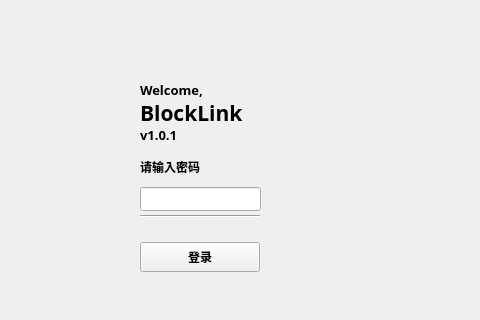
HcashOrg/hx-indicator, file lockpage.ui: the form before one commit; both pictures show x 145 to 625 and y 113 to 433 of the 960 by 580 pixel window.
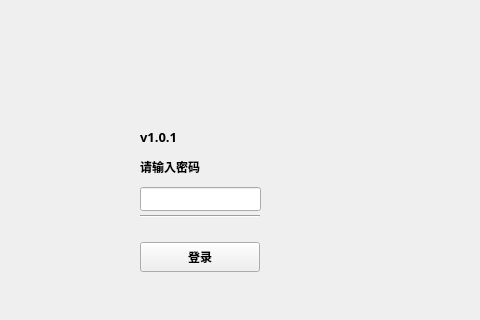
The form after the commit.

```diff
--- a/lockpage.ui
+++ b/lockpage.ui
@@ -20,25 +20,6 @@
   <property name="windowTitle">
    <string>Form</string>
   </property>
-  <widget class="QLabel" name="label_wel">
-   <property name="geometry">
-    <rect>
-     <x>285</x>
-     <y>192</y>
-     <width>81</width>
-     <height>21</height>
-    </rect>
-   </property>
-   <property name="font">
-    <font>
-     <family>黑体</family>
-     <pointsize>10</pointsize>
-    </font>
-   </property>
-   <property name="text">
-    <string>Welcome,</string>
-   </property>
-  </widget>
   <widget class="QLabel" name="label_pass">
    <property name="geometry">
     <rect>
@@ -62,8 +43,8 @@
     <rect>
      <x>285</x>
      <y>240</y>
-     <width>61</width>
-     <height>16</height>
+     <width>80</width>
+     <height>20</height>
     </rect>
    </property>
    <property name="font">
@@ -79,7 +60,7 @@
    <property name="geometry">
     <rect>
      <x>285</x>
-     <y>336</y>
+     <y>330</y>
      <width>200</width>
      <height>20</height>
     </rect>
@@ -96,7 +77,7 @@
     <string/>
    </property>
    <property name="alignment">
-    <set>Qt::AlignCenter</set>
+    <set>Qt::AlignLeading|Qt::AlignLeft|Qt::AlignVCenter</set>
    </property>
   </widget>
   <widget class="QToolButton" name="enterBtn">
@@ -187,9 +168,9 @@
    <property name="geometry">
     <rect>
      <x>285</x>
-     <y>210</y>
-     <width>141</width>
-     <height>31</height>
+     <y>190</y>
+     <width>121</width>
+     <height>45</height>
     </rect>
    </property>
    <property name="font">
@@ -198,8 +179,11 @@
      <pointsize>16</pointsize>
     </font>
    </property>
+   <property name="styleSheet">
+    <string notr="true"/>
+   </property>
    <property name="text">
-    <string>BlockLink</string>
+    <string/>
    </property>
   </widget>
  </widget>
```
Left out of the diff: 2 changed lines with no effect on the pictures.
